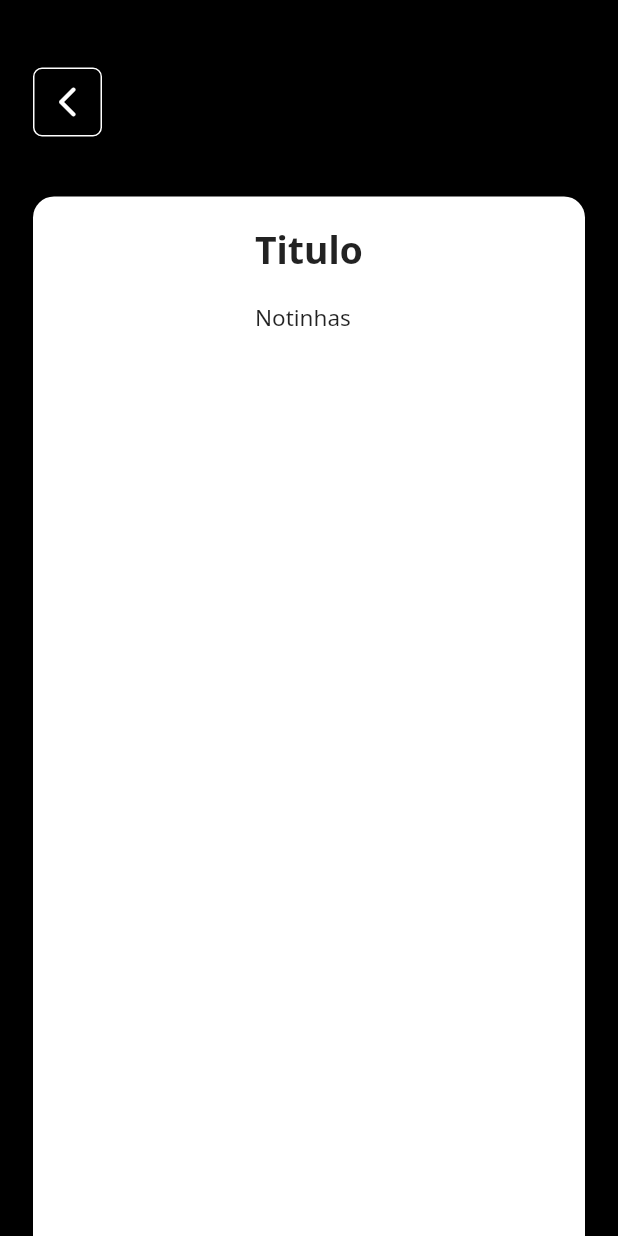
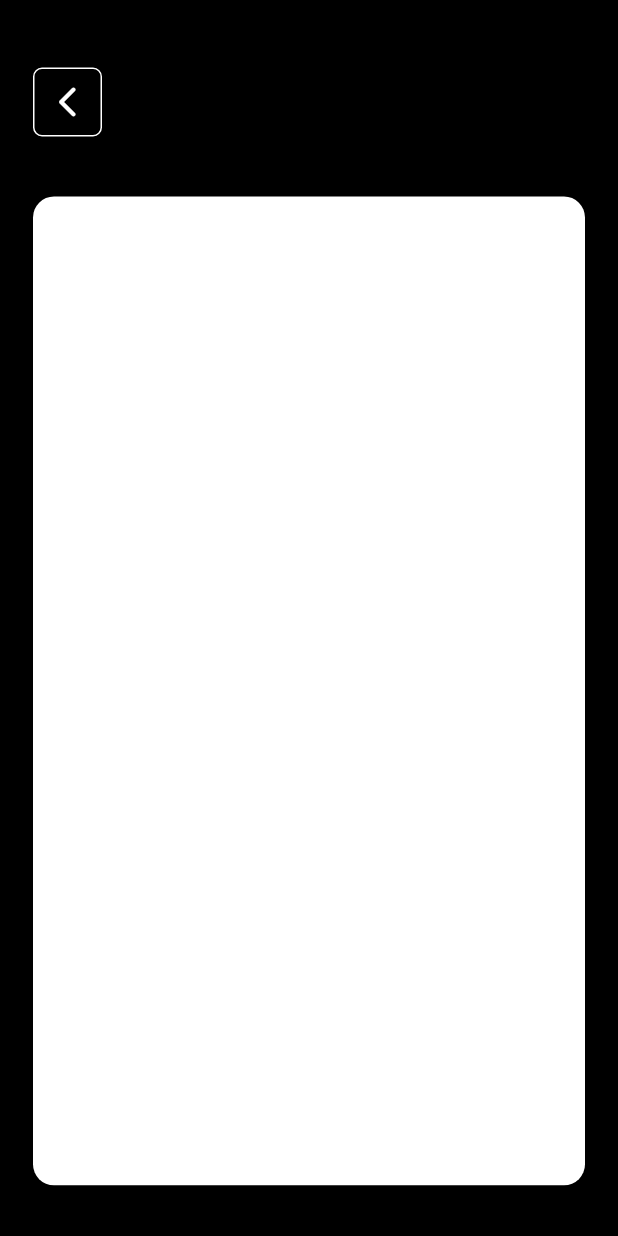
Before and after one commit to Franciscof11/Simple_Notes, a Flutter app: the NotePage screen opened by its route, on a phone screen of 412 x 824 dp. Run offline on Flutter 3.47's test engine with Material 2 defaults, Android fonts, the phone set to English and light mode, and no system bars; our stand-ins replace another_flushbar, cloud_firestore, firebase_core, google_fonts, page_transition; missing offline and left inert: expandable_menu; accounts and stored records are empty; generated files the repository leaves out were written again.

Commit message:
feat: pass title and note to note page

```diff
--- a/lib/view/pages/home_page/widgets/note_card.dart
+++ b/lib/view/pages/home_page/widgets/note_card.dart
@@ -25,7 +25,10 @@ class NoteCard extends StatelessWidget {
           context,
           PageTransition(
             type: PageTransitionType.rightToLeftWithFade,
-            child: const NotePage(),
+            child: NotePage(
+              title: title,
+              note: note,
+            ),
           ),
         ), //
         child: Container(
--- a/lib/view/pages/note_page.dart/note_page.dart
+++ b/lib/view/pages/note_page.dart/note_page.dart
@@ -2,7 +2,9 @@ import 'package:flutter/material.dart';
 import 'package:google_fonts/google_fonts.dart';
 
 class NotePage extends StatefulWidget {
-  const NotePage({super.key});
+  final String? title;
+  final String? note;
+  const NotePage({super.key, this.title, this.note});
 
   @override
   State<NotePage> createState() => _NotePageState();
@@ -45,8 +47,9 @@ class _NotePageState extends State<NotePage> {
                   borderRadius: BorderRadius.circular(14),
                 ),
                 width: MediaQuery.of(context).size.width,
-                height: MediaQuery.of(context).size.height,
+                height: MediaQuery.of(context).size.height * 0.8,
                 child: Column(
+                  crossAxisAlignment: CrossAxisAlignment.start,
                   children: [
                     Padding(
                       padding: const EdgeInsets.symmetric(horizontal: 22),
@@ -55,18 +58,18 @@ class _NotePageState extends State<NotePage> {
                         children: [
                           const SizedBox(height: 18),
                           Text(
-                            'Titulo',
+                            widget.title ?? '',
                             style: GoogleFonts.notoSans(
-                              fontSize: 25,
+                              fontSize: 35,
                               fontWeight: FontWeight.bold,
                             ),
                           ),
                           const SizedBox(height: 18),
                           Text(
-                            'Notinhas',
+                            widget.note ?? '',
                             textAlign: TextAlign.justify,
                             style: GoogleFonts.notoSans(
-                              fontSize: 15,
+                              fontSize: 16,
                               fontWeight: FontWeight.w400,
                             ),
                           ),
```
